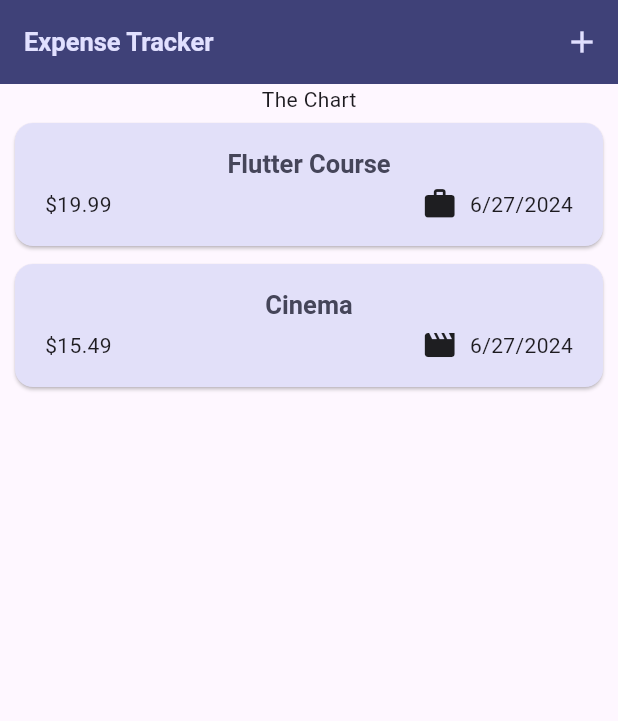
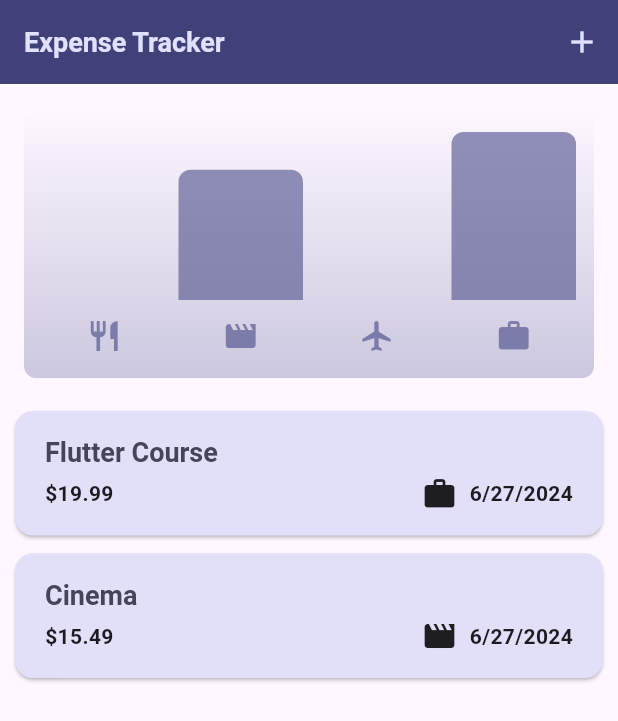
Before and after one commit to Agrima5115/Expense-Tracker-App, a Flutter app: the screen it shows after launch, on a phone screen of 412 x 824 dp. Shown: the top 721 px of the screen. Run offline on Flutter 3.47's test engine with Material 3 defaults, Android fonts, the phone set to English and light mode, and no system bars.

Commit message:
added graph

```diff
--- a/lib/main.dart
+++ b/lib/main.dart
@@ -51,7 +51,7 @@ void main() {
               titleLarge: TextStyle(
                 fontWeight: FontWeight.bold,
                 color: kColorScheme.onSecondaryContainer,
-                fontSize: 17,
+                fontSize: 18,
               ),
             ),
       ),
--- a/lib/models/expense.dart
+++ b/lib/models/expense.dart
@@ -40,8 +40,32 @@ class Expense {
   final DateTime date;
   final Category category;
 
-  String get formattedDate
-  {
+  String get formattedDate {
     return formatter.format(date);
   }
 }
+
+class ExpenseBucket {
+  const ExpenseBucket({
+    required this.category,
+    required this.expenses,
+  });
+
+  ExpenseBucket.forCategory(
+    List<Expense> allExpenses,
+    this.category,
+  ) : expenses = allExpenses
+            .where((expense) => expense.category == category)
+            .toList();
+
+  final Category category;
+  final List<Expense> expenses;
+
+  double get totalExpenses {
+    double total = 0;
+    for (final expense in expenses) {
+      total += expense.amount;
+    }
+    return total;
+  }
+}
--- /dev/null
+++ b/lib/widgets/chart/chart.dart
@@ -0,0 +1,95 @@
+import 'package:flutter/material.dart';
+
+import 'package:expense_tracker/widgets/chart/chart_bar.dart';
+import 'package:expense_tracker/models/expense.dart';
+
+class Chart extends StatelessWidget {
+  const Chart({super.key, required this.expenses});
+
+  final List<Expense> expenses;
+
+  List<ExpenseBucket> get buckets {
+    return [
+      ExpenseBucket.forCategory(expenses, Category.food),
+      ExpenseBucket.forCategory(expenses, Category.leisure),
+      ExpenseBucket.forCategory(expenses, Category.travel),
+      ExpenseBucket.forCategory(expenses, Category.work),
+    ];
+  }
+
+  double get maxTotalExpense {
+    double maxTotalExpense = 0;
+
+    for (final bucket in buckets) {
+      if (bucket.totalExpenses > maxTotalExpense) {
+        maxTotalExpense = bucket.totalExpenses;
+      }
+    }
+
+    return maxTotalExpense;
+  }
+
+  @override
+  Widget build(BuildContext context) {
+    final isDarkMode =
+        MediaQuery.of(context).platformBrightness == Brightness.dark;
+    return Container(
+      margin: const EdgeInsets.all(16),
+      padding: const EdgeInsets.symmetric(
+        vertical: 16,
+        horizontal: 8,
+      ),
+      width: double.infinity,
+      height: 180,
+      decoration: BoxDecoration(
+        borderRadius: BorderRadius.circular(8),
+        gradient: LinearGradient(
+          colors: [
+            Theme.of(context).colorScheme.primary.withOpacity(0.3),
+            Theme.of(context).colorScheme.primary.withOpacity(0.0)
+          ],
+          begin: Alignment.bottomCenter,
+          end: Alignment.topCenter,
+        ),
+      ),
+      child: Column(
+        children: [
+          Expanded(
+            child: Row(
+              crossAxisAlignment: CrossAxisAlignment.end,
+              children: [
+                for (final bucket in buckets) // alternative to map()
+                  ChartBar(
+                    fill: bucket.totalExpenses == 0
+                        ? 0
+                        : bucket.totalExpenses / maxTotalExpense,
+                  )
+              ],
+            ),
+          ),
+          const SizedBox(height: 12),
+          Row(
+            children: buckets
+                .map(
+                  (bucket) => Expanded(
+                    child: Padding(
+                      padding: const EdgeInsets.symmetric(horizontal: 4),
+                      child: Icon(
+                        categoryIcons[bucket.category],
+                        color: isDarkMode
+                            ? Theme.of(context).colorScheme.secondary
+                            : Theme.of(context)
+                                .colorScheme
+                                .primary
+                                .withOpacity(0.7),
+                      ),
+                    ),
+                  ),
+                )
+                .toList(),
+          )
+        ],
+      ),
+    );
+  }
+}
--- /dev/null
+++ b/lib/widgets/chart/chart_bar.dart
@@ -0,0 +1,34 @@
+import 'package:flutter/material.dart';
+
+class ChartBar extends StatelessWidget {
+  const ChartBar({
+    super.key,
+    required this.fill,
+  });
+
+  final double fill;
+
+  @override
+  Widget build(BuildContext context) {
+    final isDarkMode =
+        MediaQuery.of(context).platformBrightness == Brightness.dark;
+    return Expanded(
+      child: Padding(
+        padding: const EdgeInsets.symmetric(horizontal: 4),
+        child: FractionallySizedBox(
+          heightFactor: fill,
+          child: DecoratedBox(
+            decoration: BoxDecoration(
+              shape: BoxShape.rectangle,
+              borderRadius:
+                  const BorderRadius.vertical(top: Radius.circular(8)),
+              color: isDarkMode
+                  ? Theme.of(context).colorScheme.secondary
+                  : Theme.of(context).colorScheme.primary.withOpacity(0.65),
+            ),
+          ),
+        ),
+      ),
+    );
+  }
+}
--- a/lib/widgets/expenses.dart
+++ b/lib/widgets/expenses.dart
@@ -2,6 +2,7 @@ import 'package:expense_tracker/widgets/expenses_list/expenses_list.dart';
 import 'package:expense_tracker/models/expense.dart';
 import 'package:expense_tracker/widgets/new_expense.dart';
 import 'package:flutter/material.dart';
+import 'package:expense_tracker/widgets/chart/chart.dart';
 
 class Expenses extends StatefulWidget {
   const Expenses({super.key});
@@ -94,7 +95,7 @@ class _ExpensesState extends State<Expenses> {
       ),
       body: Column(
         children: [
-          const Text('The Chart'),
+          Chart(expenses: _registeredExpenses),
           Expanded(
             child: mainContent,
           ),
--- a/lib/widgets/expenses_list/expense_item.dart
+++ b/lib/widgets/expenses_list/expense_item.dart
@@ -15,21 +15,29 @@ class ExpenseItem extends StatelessWidget {
           vertical: 16,
         ),
         child: Column(
+          crossAxisAlignment: CrossAxisAlignment.start,
           children: [
-            Text(
-              expense.title,
-              style: Theme.of(context).textTheme.titleLarge
-            ),
+            Text(expense.title, style: Theme.of(context).textTheme.titleLarge),
             const SizedBox(height: 4),
             Row(
               children: [
-                Text('\$${expense.amount.toStringAsFixed(2)}'),
+                Text(
+                  '\$${expense.amount.toStringAsFixed(2)}',
+                  style: const TextStyle(
+                    fontWeight: FontWeight.w600,
+                  ),
+                ),
                 const Spacer(),
                 Row(
                   children: [
                     Icon(categoryIcons[expense.category]),
                     const SizedBox(width: 8),
-                    Text(expense.formattedDate),
+                    Text(
+                      expense.formattedDate,
+                      style: const TextStyle(
+                        fontWeight: FontWeight.w600,
+                      ),
+                    ),
                   ],
                 ),
               ],
```
